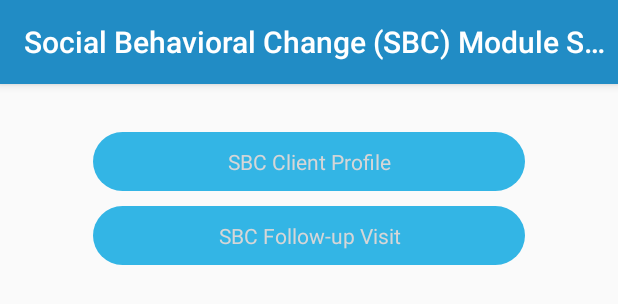
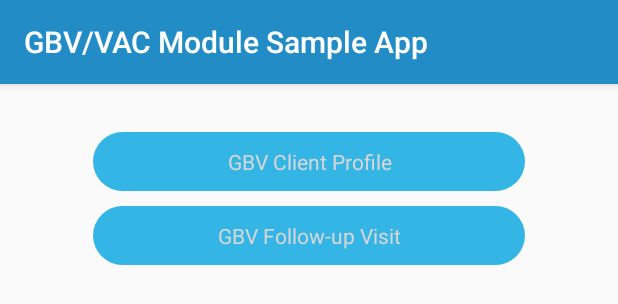
Before and after one commit to Digital-Square-Tanzania/opensrp-client-chw-gbv, an Android app: the layout activity_main.xml on its own in the app's theme, with its tools: preview values and no code run, on a phone screen of 412 x 824 dp. Shown: the top 304 px of the screen. Run offline under Robolectric (Android 15) with nearby library versions, the phone set to English and light mode, and no system bars; plain views replace CustomFontTextView.

Commit message:
:hammer: Refactored Sample App Name

```diff
--- a/sample/src/main/res/layout/activity_main.xml
+++ b/sample/src/main/res/layout/activity_main.xml
@@ -16,7 +16,7 @@
             android:layout_width="match_parent"
             android:layout_height="?attr/actionBarSize"
             android:background="?attr/colorPrimary"
-            app:title="Social Behavioral Change (SBC) Module Sample App"
+            app:title="GBV/VAC Module Sample App"
             app:popupTheme="@style/AppTheme.PopupOverlay" />
 
     </com.google.android.material.appbar.AppBarLayout>
--- a/sample/src/main/res/layout/content_main.xml
+++ b/sample/src/main/res/layout/content_main.xml
@@ -29,7 +29,7 @@
             android:paddingTop="10dp"
             android:paddingRight="30dp"
             android:paddingBottom="10dp"
-            android:text="@string/sbc_client_profile"
+            android:text="@string/gbv_client_profile"
             android:textColor="@color/white" />
 
         <org.smartregister.view.customcontrols.CustomFontTextView
@@ -46,7 +46,7 @@
             android:paddingTop="10dp"
             android:paddingRight="30dp"
             android:paddingBottom="10dp"
-            android:text="@string/sbc_follow_up_visit"
+            android:text="@string/gbv_follow_up_visit"
             android:textColor="@color/white" />
 
         <androidx.appcompat.widget.AppCompatButton
--- a/sample/src/main/res/values/strings.xml
+++ b/sample/src/main/res/values/strings.xml
@@ -1,6 +1,6 @@
 <resources>
     <string name="app_name">opensrp-chw-testing</string>
     <string name="action_settings">Settings</string>
-    <string name="sbc_client_profile">SBC Client Profile</string>
-    <string name="sbc_follow_up_visit">SBC Follow-up Visit</string>
+    <string name="gbv_client_profile">GBV Client Profile</string>
+    <string name="gbv_follow_up_visit">GBV Follow-up Visit</string>
 </resources>
```
